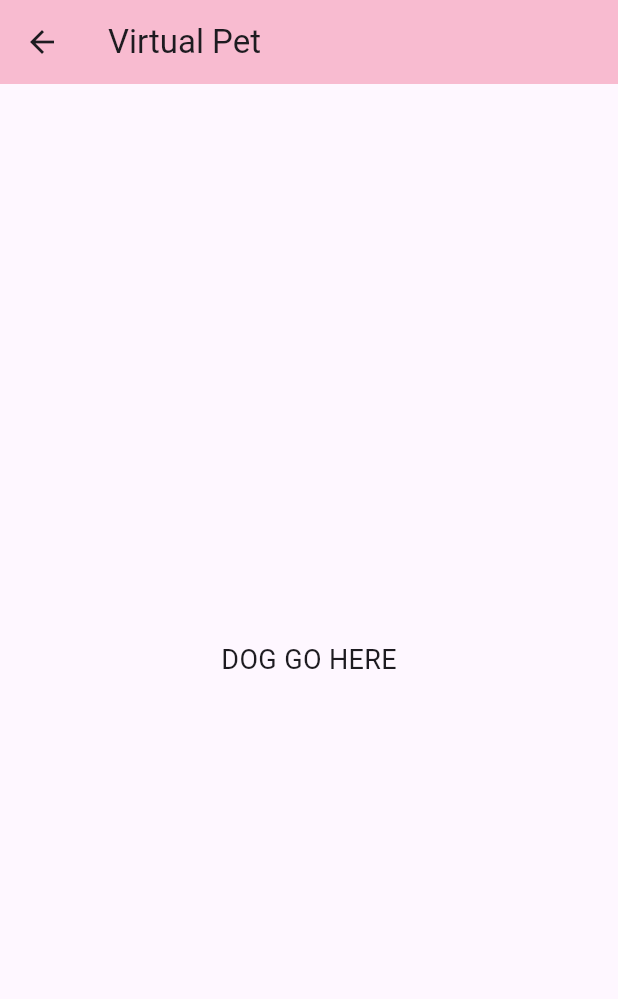
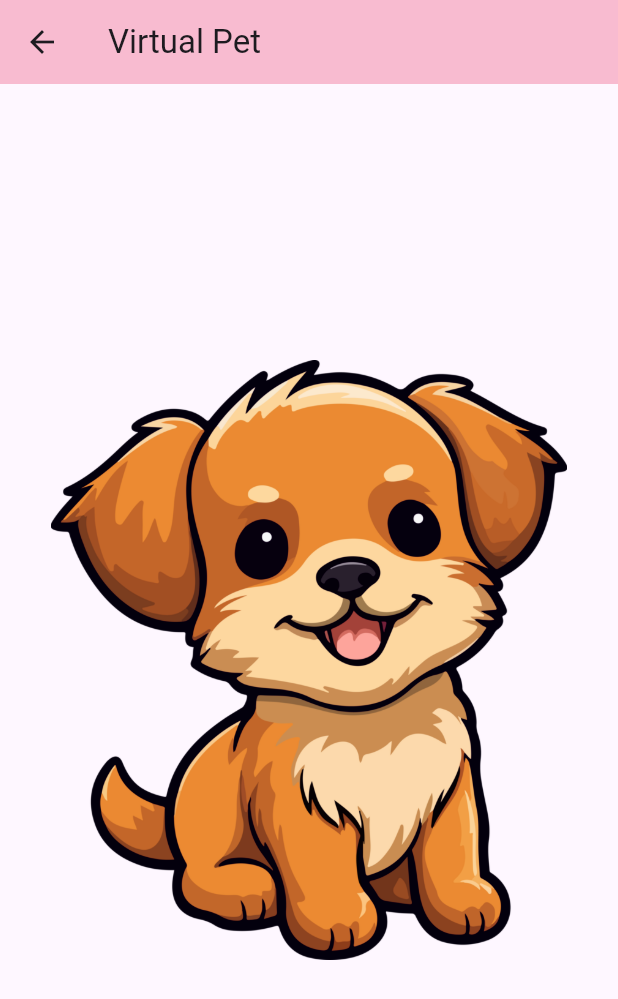
Before and after one commit to vannisas/flutter_application_6, a Flutter app: the SelectionScreen screen opened directly, on a phone screen of 412 x 824 dp. Shown: the top 999 px of the screen. Run offline on Flutter 3.47's test engine with Material 3 defaults, Android fonts, the phone set to English and light mode, and no system bars.

Commit message:
adding image to page

```diff
--- a/lib/main.dart
+++ b/lib/main.dart
@@ -56,13 +56,13 @@ class SelectionScreen extends StatelessWidget {
         title: const Text('Virtual Pet'),
         backgroundColor: Colors.pink[100],
       ),
-      body: const Center(
-        child: Text(
-          "DOG GO HERE",
-          style: TextStyle(fontSize: 18),
+      body: Center(
+        child:
+        Image.asset('puppy.png',
+        height: 400,
+        width: 400),
         ),
-      ),
-    );
+      );
   }
 }
 
```
